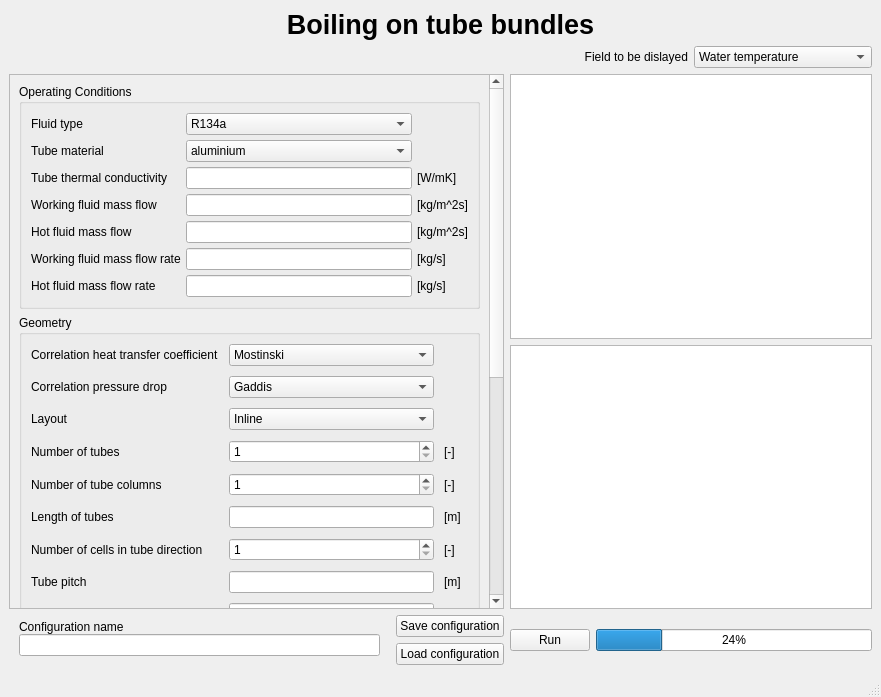
emiledecosterd/BoilingOnTubeBundles, file mainWindowGUI.ui: the form before one commit.
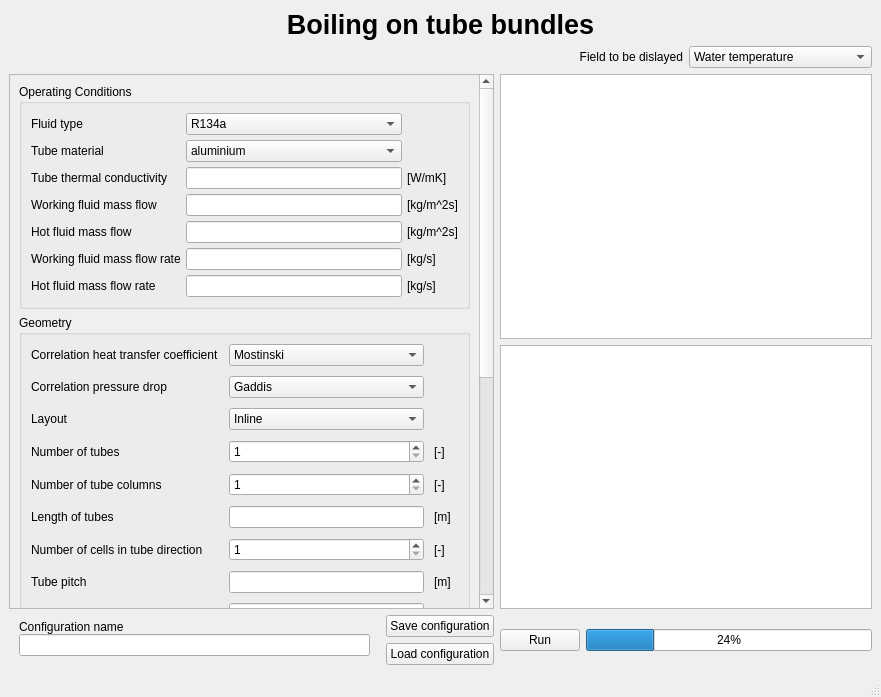
The form after the commit.

Diff of the .ui file:
```diff
--- a/mainWindowGUI.ui
+++ b/mainWindowGUI.ui
@@ -78,7 +78,7 @@
        <property name="geometry">
         <rect>
          <x>0</x>
-         <y>-402</y>
+         <y>-429</y>
          <width>451</width>
          <height>916</height>
         </rect>
@@ -671,7 +671,7 @@
              <item row="0" column="0">
               <widget class="QLabel" name="label_49">
                <property name="text">
-                <string>Number of values for parametrization</string>
+                <string>Values for parametrization</string>
                </property>
               </widget>
              </item>
```
